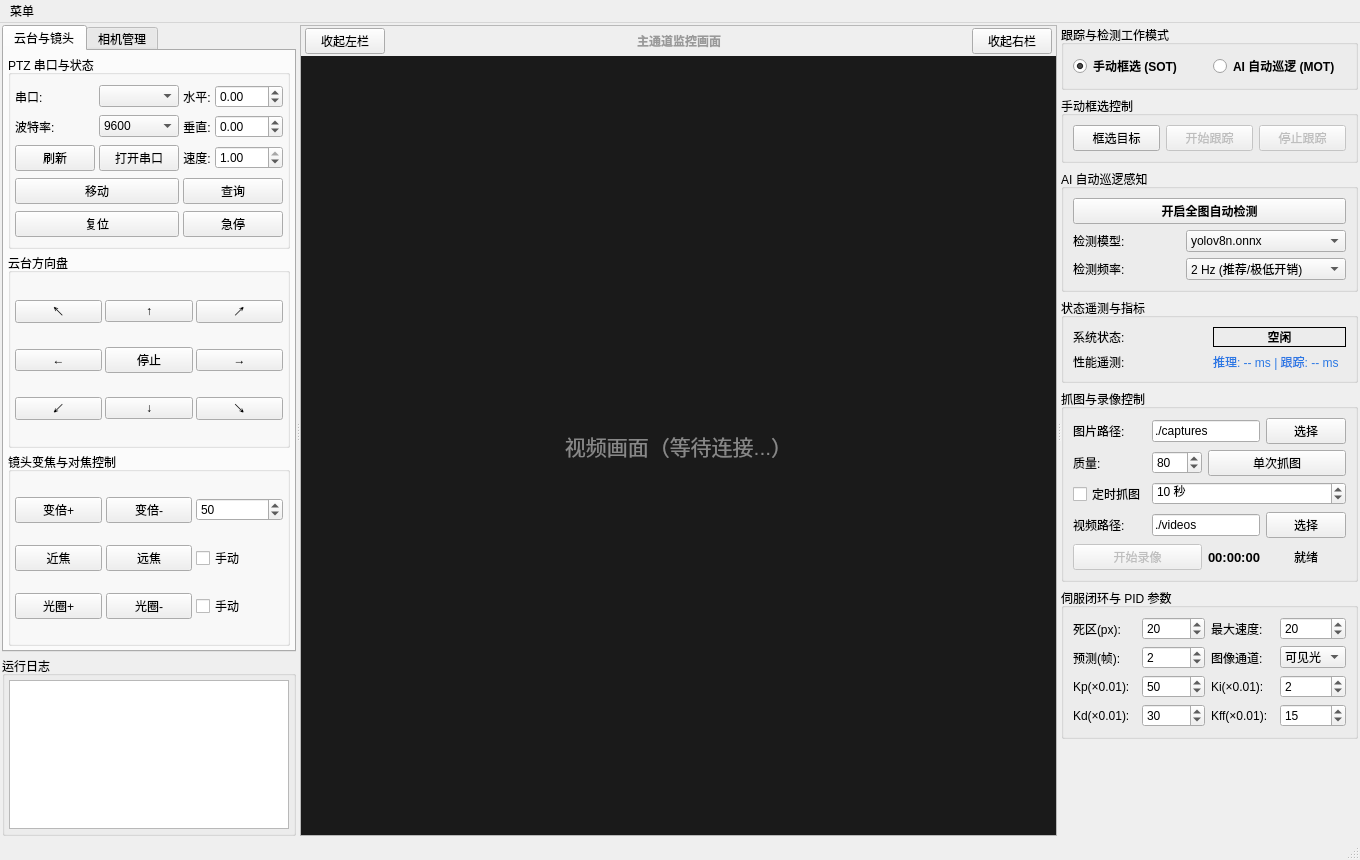
Before: the Qt Designer form mainwindow.ui in soranokiseki1437/nanhu_RGB_PTZ, drawn with Qt 5.
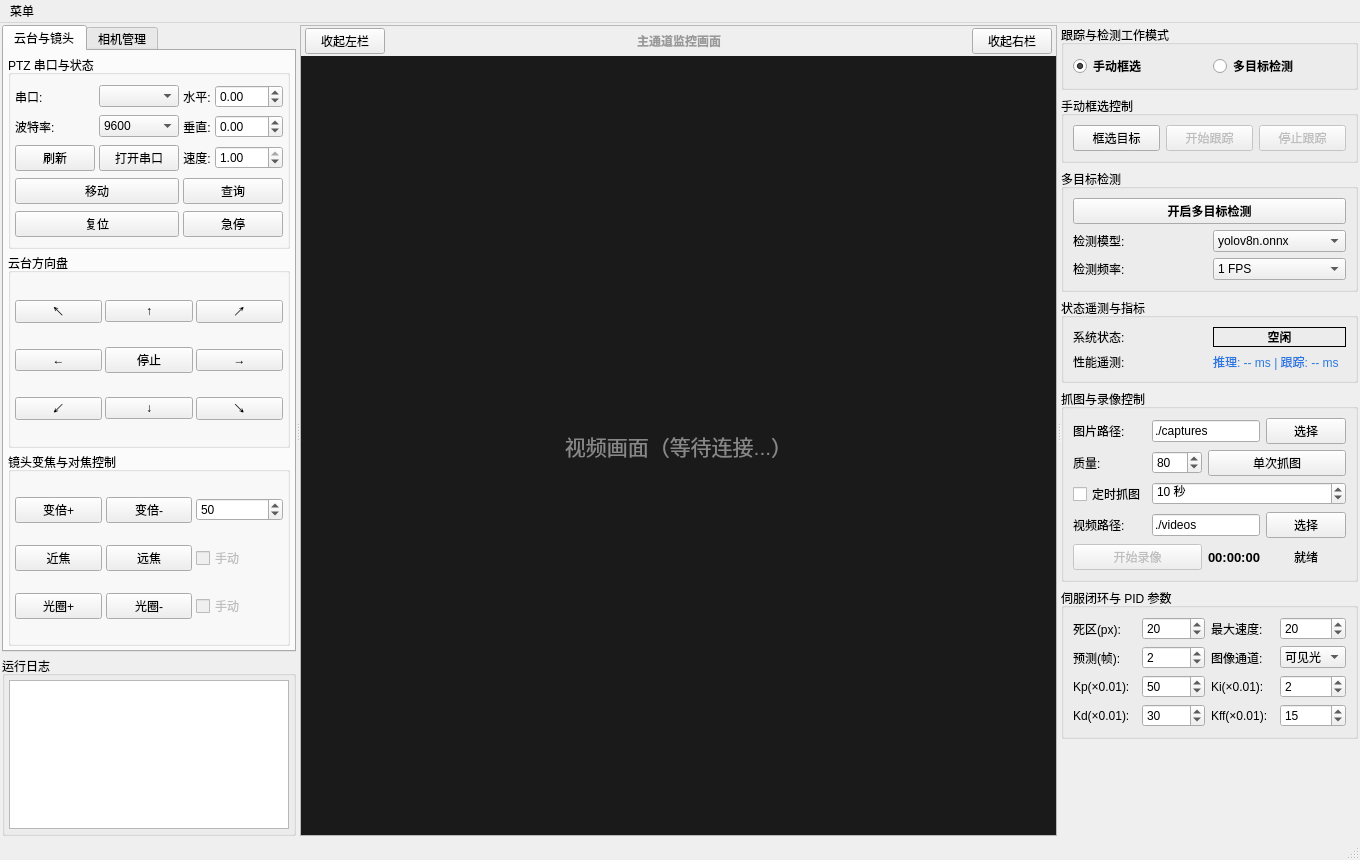
After: the same form once the commit is applied.

Commit message: fix(core): thread-safe model reload, eliminate duplicate connects, UI terminology refinement and export tooling

```diff
--- a/mainwindow.ui
+++ b/mainwindow.ui
@@ -428,6 +428,9 @@
               </item>
               <item row="1" column="2">
                <widget class="QCheckBox" name="checkBoxManualFocus">
+                <property name="enabled">
+                 <bool>false</bool>
+                </property>
                 <property name="text">
                  <string>手动</string>
                 </property>
@@ -449,6 +452,9 @@
               </item>
               <item row="2" column="2">
                <widget class="QCheckBox" name="checkBoxManualIris">
+                <property name="enabled">
+                 <bool>false</bool>
+                </property>
                 <property name="text">
                  <string>手动</string>
                 </property>
@@ -839,7 +845,7 @@
              </font>
             </property>
             <property name="text">
-             <string>手动框选 (SOT)</string>
+             <string>手动框选</string>
             </property>
             <property name="checked">
              <bool>true</bool>
@@ -854,7 +860,7 @@
              </font>
             </property>
             <property name="text">
-             <string>AI 自动巡逻 (MOT)</string>
+             <string>多目标检测</string>
             </property>
            </widget>
           </item>
@@ -904,7 +910,7 @@
        <item>
         <widget class="QGroupBox" name="groupMotControls">
          <property name="title">
-          <string>AI 自动巡逻感知</string>
+          <string>多目标检测</string>
          </property>
          <layout class="QGridLayout" name="gridLayout_mot">
           <item row="0" column="0" colspan="2">
@@ -915,7 +921,7 @@
              </font>
             </property>
             <property name="text">
-             <string>开启全图自动检测</string>
+             <string>开启多目标检测</string>
             </property>
             <property name="checkable">
              <bool>true</bool>
@@ -964,22 +970,22 @@
            <widget class="QComboBox" name="comboAiFps">
             <item>
              <property name="text">
-              <string>2 Hz (推荐/极低开销)</string>
+              <string>1 FPS</string>
              </property>
             </item>
             <item>
              <property name="text">
-              <string>1 Hz (每秒1次/超省算力)</string>
+              <string>2 FPS</string>
              </property>
             </item>
             <item>
              <property name="text">
-              <string>5 Hz (高动态响应)</string>
+              <string>5 FPS</string>
              </property>
             </item>
             <item>
              <property name="text">
-              <string>30 FPS (全速满载)</string>
+              <string>30 FPS</string>
              </property>
             </item>
            </widget>
```
The commit also changes 6 other files.
